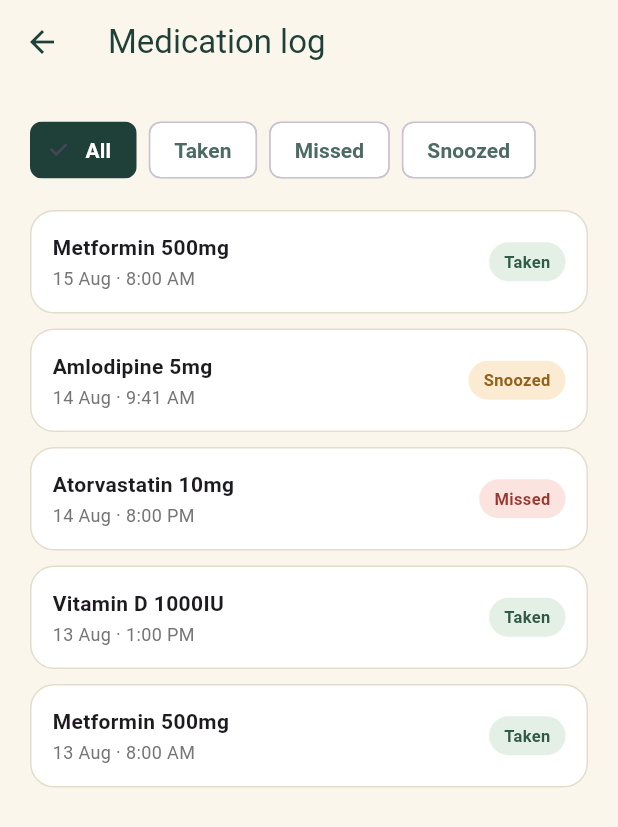
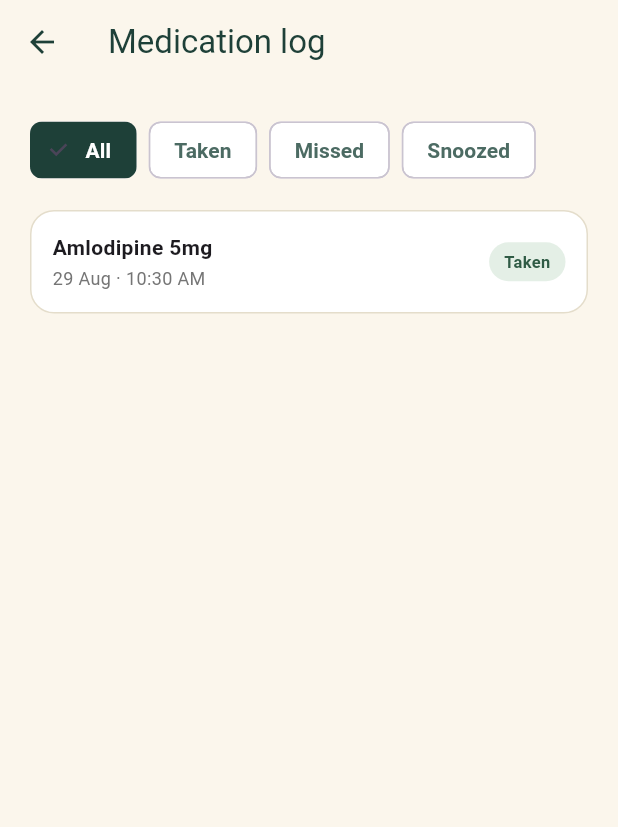
Before and after one commit to TharusiManchanayake/CareMate, a Flutter app: the screen it shows after launch, after a tap on "✓ Taken", after a tap on the "history" icon, on a phone screen of 412 x 824 dp. Shown: the top 827 px of the screen. Run offline on Flutter 3.47's test engine with Material 3 defaults, Android fonts, the phone set to English and light mode, and no system bars; our stand-ins replace shared_preferences.

Commit message:
Connect Home actions to real history logging
Taken/Snooze/Skip now create persisted HistoryEntry records

```diff
--- /dev/null
+++ b/lib/history_entry.dart
@@ -0,0 +1,64 @@
+import 'dart:convert';
+import 'package:shared_preferences/shared_preferences.dart';
+
+class HistoryEntry {
+  final String medicineName;
+  final String date;
+  final String time;
+  final String status; // 'taken', 'missed', or 'snoozed'
+
+  HistoryEntry({
+    required this.medicineName,
+    required this.date,
+    required this.time,
+    required this.status,
+  });
+
+  Map<String, dynamic> toMap() {
+    return {
+      'medicineName': medicineName,
+      'date': date,
+      'time': time,
+      'status': status,
+    };
+  }
+
+  factory HistoryEntry.fromMap(Map<String, dynamic> map) {
+    return HistoryEntry(
+      medicineName: map['medicineName'],
+      date: map['date'],
+      time: map['time'],
+      status: map['status'],
+    );
+  }
+}
+
+class HistoryStorage {
+  static const _key = 'history_entries';
+
+  static Future<List<HistoryEntry>> loadEntries() async {
+    final prefs = await SharedPreferences.getInstance();
+    final jsonString = prefs.getString(_key);
+
+    if (jsonString == null) return [];
+
+    final List<dynamic> decoded = jsonDecode(jsonString);
+    final entries = decoded.map((item) => HistoryEntry.fromMap(item)).toList();
+
+    // Show most recent entries first.
+    return entries.reversed.toList();
+  }
+
+  // Adds ONE new entry on top of whatever's already saved, rather
+  // than replacing the whole list — this reads, appends, then
+  // writes back, so past history is never lost.
+  static Future<void> addEntry(HistoryEntry entry) async {
+    final prefs = await SharedPreferences.getInstance();
+    final jsonString = prefs.getString(_key);
+
+    List<dynamic> existing = jsonString == null ? [] : jsonDecode(jsonString);
+    existing.add(entry.toMap());
+
+    await prefs.setString(_key, jsonEncode(existing));
+  }
+}
--- a/lib/history_screen.dart
+++ b/lib/history_screen.dart
@@ -1,21 +1,5 @@
 import 'package:flutter/material.dart';
-
-// A record of one dose event — separate from Medicine, because a
-// medicine can have MANY history entries over time (one per dose),
-// while Medicine itself just represents "today's" current status.
-class HistoryEntry {
-  final String medicineName;
-  final String date; // e.g. "15 Aug"
-  final String time; // e.g. "8:00 AM"
-  final String status; // 'taken', 'missed', or 'snoozed'
-
-  HistoryEntry({
-    required this.medicineName,
-    required this.date,
-    required this.time,
-    required this.status,
-  });
-}
+import 'history_entry.dart';
 
 class HistoryScreen extends StatefulWidget {
   const HistoryScreen({super.key});
@@ -26,22 +10,25 @@ class HistoryScreen extends StatefulWidget {
 
 class _HistoryScreenState extends State<HistoryScreen> {
   String _selectedFilter = 'All';
+  bool _isLoading = true;
+  List<HistoryEntry> _allEntries = [];
 
-  // Mock data for now — in a later step we'll replace this with
-  // real entries logged automatically whenever Taken/Snooze/Skip
-  // is pressed on the Home screen.
-  final List<HistoryEntry> _allEntries = [
-    HistoryEntry(medicineName: 'Metformin 500mg', date: '15 Aug', time: '8:00 AM', status: 'taken'),
-    HistoryEntry(medicineName: 'Amlodipine 5mg', date: '14 Aug', time: '9:41 AM', status: 'snoozed'),
-    HistoryEntry(medicineName: 'Atorvastatin 10mg', date: '14 Aug', time: '8:00 PM', status: 'missed'),
-    HistoryEntry(medicineName: 'Vitamin D 1000IU', date: '13 Aug', time: '1:00 PM', status: 'taken'),
-    HistoryEntry(medicineName: 'Metformin 500mg', date: '13 Aug', time: '8:00 AM', status: 'taken'),
-  ];
+  @override
+  void initState() {
+    super.initState();
+    _loadEntries();
+  }
+
+  Future<void> _loadEntries() async {
+    final entries = await HistoryStorage.loadEntries();
+    setState(() {
+      _allEntries = entries;
+      _isLoading = false;
+    });
+  }
 
   @override
   Widget build(BuildContext context) {
-    // .where() filters the full list down based on the selected chip.
-    // If 'All' is selected, skip filtering entirely and show everything.
     final filteredEntries = _selectedFilter == 'All'
         ? _allEntries
         : _allEntries.where((e) => e.status == _selectedFilter.toLowerCase()).toList();
@@ -54,12 +41,13 @@ class _HistoryScreenState extends State<HistoryScreen> {
         title: const Text('Medication log', style: TextStyle(color: Color(0xFF1E4038))),
         iconTheme: const IconThemeData(color: Color(0xFF1E4038)),
       ),
-      body: Padding(
+      body: _isLoading
+          ? const Center(child: CircularProgressIndicator())
+          : Padding(
               padding: const EdgeInsets.all(20),
               child: Column(
                 crossAxisAlignment: CrossAxisAlignment.start,
                 children: [
-            // Filter chip row
                   Wrap(
                     spacing: 8,
                     children: ['All', 'Taken', 'Missed', 'Snoozed'].map((option) {
@@ -82,13 +70,14 @@ class _HistoryScreenState extends State<HistoryScreen> {
                     }).toList(),
                   ),
                   const SizedBox(height: 16),
-
-            // The filtered list, scrollable, taking up remaining space
                   Expanded(
                     child: filteredEntries.isEmpty
                         ? Center(
                             child: Text(
-                        'No entries for "$_selectedFilter"',
+                              _allEntries.isEmpty
+                                  ? 'No history yet — mark a dose on Home to get started'
+                                  : 'No entries for "$_selectedFilter"',
+                              textAlign: TextAlign.center,
                               style: TextStyle(color: Colors.grey[500]),
                             ),
                           )
@@ -139,7 +128,6 @@ class _HistoryScreenState extends State<HistoryScreen> {
   }
 
   Widget _statusBadge(String status) {
-    // Pick a color scheme based on the status string.
     Color bg;
     Color fg;
     switch (status) {
@@ -151,7 +139,7 @@ class _HistoryScreenState extends State<HistoryScreen> {
         bg = const Color(0xFFFBE3E0);
         fg = const Color(0xFF9A362D);
         break;
-      default: // snoozed
+      default:
         bg = const Color(0xFFFBEBD2);
         fg = const Color(0xFF93611B);
     }
@@ -160,7 +148,7 @@ class _HistoryScreenState extends State<HistoryScreen> {
       padding: const EdgeInsets.symmetric(horizontal: 10, vertical: 5),
       decoration: BoxDecoration(color: bg, borderRadius: BorderRadius.circular(100)),
       child: Text(
-        status[0].toUpperCase() + status.substring(1), // capitalize first letter
+        status[0].toUpperCase() + status.substring(1),
         style: TextStyle(color: fg, fontSize: 11, fontWeight: FontWeight.bold),
       ),
     );
--- a/lib/main.dart
+++ b/lib/main.dart
@@ -5,6 +5,7 @@ import 'sos_screen.dart';
 import 'ai_screen.dart';
 import 'add_medicine_screen.dart';
 import 'history_screen.dart';
+import 'history_entry.dart';
 
 void main() {
   runApp(const CareMateApp());
@@ -77,6 +78,29 @@ class _HomeScreenState extends State<HomeScreen> {
 
   void _saveData() {
     MedicineStorage.saveMedicines(_medicines);
+  }
+
+  // Builds today's date/time strings and saves a new history entry.
+  // Kept simple with manual formatting — no extra package needed.
+  void _logHistory(Medicine med, String status) {
+    final now = DateTime.now();
+    const months = [
+      'Jan', 'Feb', 'Mar', 'Apr', 'May', 'Jun',
+      'Jul', 'Aug', 'Sep', 'Oct', 'Nov', 'Dec'
+    ];
+    final dateStr = '${now.day} ${months[now.month - 1]}';
+
+    final hour12 = now.hour % 12 == 0 ? 12 : now.hour % 12;
+    final minuteStr = now.minute.toString().padLeft(2, '0');
+    final period = now.hour >= 12 ? 'PM' : 'AM';
+    final timeStr = '$hour12:$minuteStr $period';
+
+    HistoryStorage.addEntry(HistoryEntry(
+      medicineName: med.name,
+      date: dateStr,
+      time: timeStr,
+      status: status,
+    ));
   }
 
   Future<void> _openAddMedicineScreen() async {
@@ -236,6 +260,7 @@ class _HomeScreenState extends State<HomeScreen> {
                         med.isTaken = true;
                       });
                       _saveData();
+                      _logHistory(med, 'taken');
                     },
                     style: ElevatedButton.styleFrom(
                       backgroundColor: const Color(0xFF7FA98D),
@@ -251,7 +276,12 @@ class _HomeScreenState extends State<HomeScreen> {
                 const SizedBox(width: 8),
                 Expanded(
                   child: ElevatedButton(
-                    onPressed: () => debugPrint('Snoozed ${med.name}'),
+                    onPressed: () {
+                      _logHistory(med, 'snoozed');
+                      ScaffoldMessenger.of(context).showSnackBar(
+                        SnackBar(content: Text('${med.name} snoozed for 15 minutes')),
+                      );
+                    },
                     style: ElevatedButton.styleFrom(
                       backgroundColor: const Color(0xFFFBEBD2),
                       foregroundColor: const Color(0xFF93611B),
@@ -266,7 +296,12 @@ class _HomeScreenState extends State<HomeScreen> {
                 const SizedBox(width: 8),
                 Expanded(
                   child: ElevatedButton(
-                    onPressed: () => debugPrint('Skipped ${med.name}'),
+                    onPressed: () {
+                      _logHistory(med, 'missed');
+                      ScaffoldMessenger.of(context).showSnackBar(
+                        SnackBar(content: Text('${med.name} marked as skipped')),
+                      );
+                    },
                     style: ElevatedButton.styleFrom(
                       backgroundColor: const Color(0xFFFBE3E0),
                       foregroundColor: const Color(0xFF9A362D),
```
Lines whose indentation alone changed are shown as unchanged.
